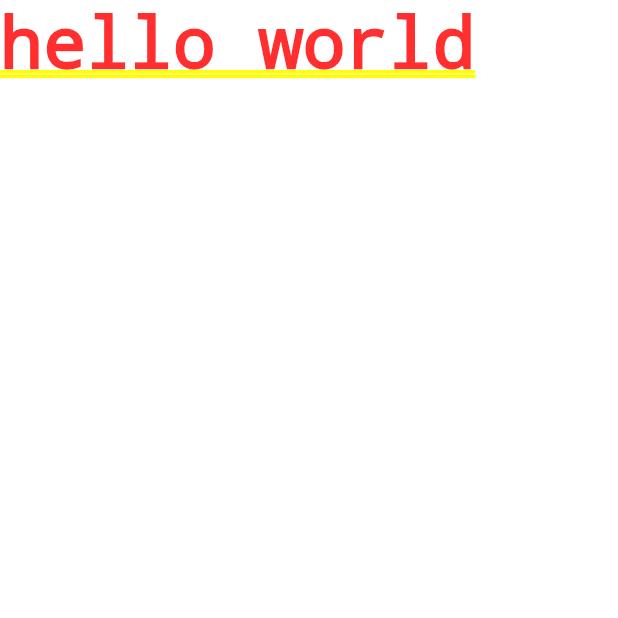
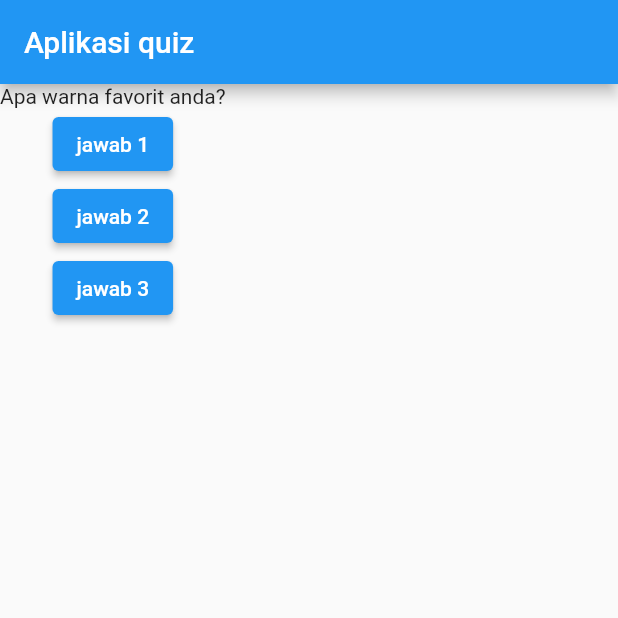
Before and after one commit to Kadekk01/UTS_MobileApp, a Flutter app: the screen it shows after launch, on a phone screen of 412 x 824 dp, the top half of it. Run offline on Flutter 3.47's test engine with Material 2 defaults, Android fonts, the phone set to English and light mode, and no system bars.

Commit message:
import custom widget ke main.dart

```diff
--- a/lib/main.dart
+++ b/lib/main.dart
@@ -1,11 +1,62 @@
 import 'package:flutter/material.dart';
 
-void main() {
- runApp(MyApp());
+import './question.dart';
+// void main() {
+//   runApp(MyApp());
+// }
+
+void main() => runApp(MyApp());
+
+class MyApp extends StatefulWidget {
+ @override
+ State<StatefulWidget> createState() {
+   return _MyAppState();
+ }
 }
 
-class MyApp extends StatelessWidget {
+class _MyAppState extends State<MyApp> {
+ var _questionIndex = 0;
+
+ void _answerQuestion() {
+   setState(() {
+     _questionIndex = _questionIndex + 1;
+   });
+   print(_questionIndex);
+ }
+
+ @override
  Widget build(BuildContext context) {
-   return MaterialApp(home: Text('hello world'));
+   var questions = [
+     'Apa warna favorit anda?',
+     'apa peliharaan favorit anda?',
+   ];
+   return MaterialApp(
+     home: Scaffold(
+       appBar: AppBar(
+         title: Text('Aplikasi quiz'),
+       ),
+       body: Column(
+         children: [
+            Question(
+             questions[_questionIndex],
+           ),
+           ElevatedButton(
+             child: Text('jawab 1'),
+             onPressed: _answerQuestion,
+           ),
+           ElevatedButton(
+             child: Text('jawab 2'),
+             onPressed: () => print('jawab 2 dipilih!'),
+           ),
+           ElevatedButton(
+             child: Text('jawab 3'),
+             onPressed: () {
+               print('jawab 3 dipilih');
+             },
+           ),
+         ],
+       ),
+     ),
+   );
  }
 }
```
Also changed, not shown: lib/question.dart (renamed from lib/quenstion.dart).
